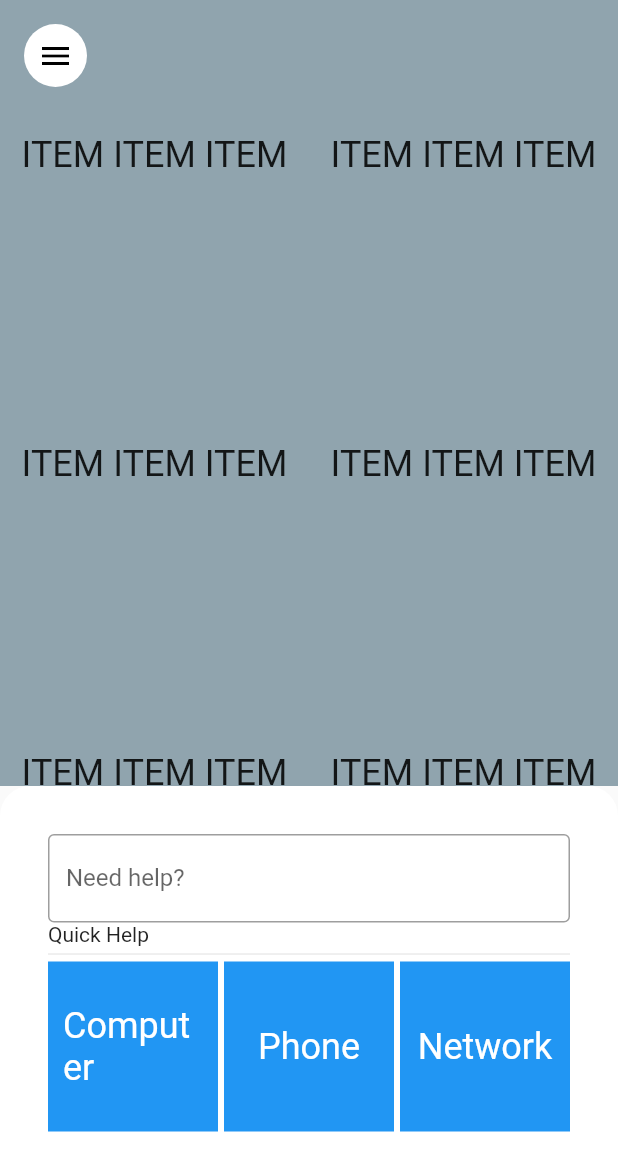
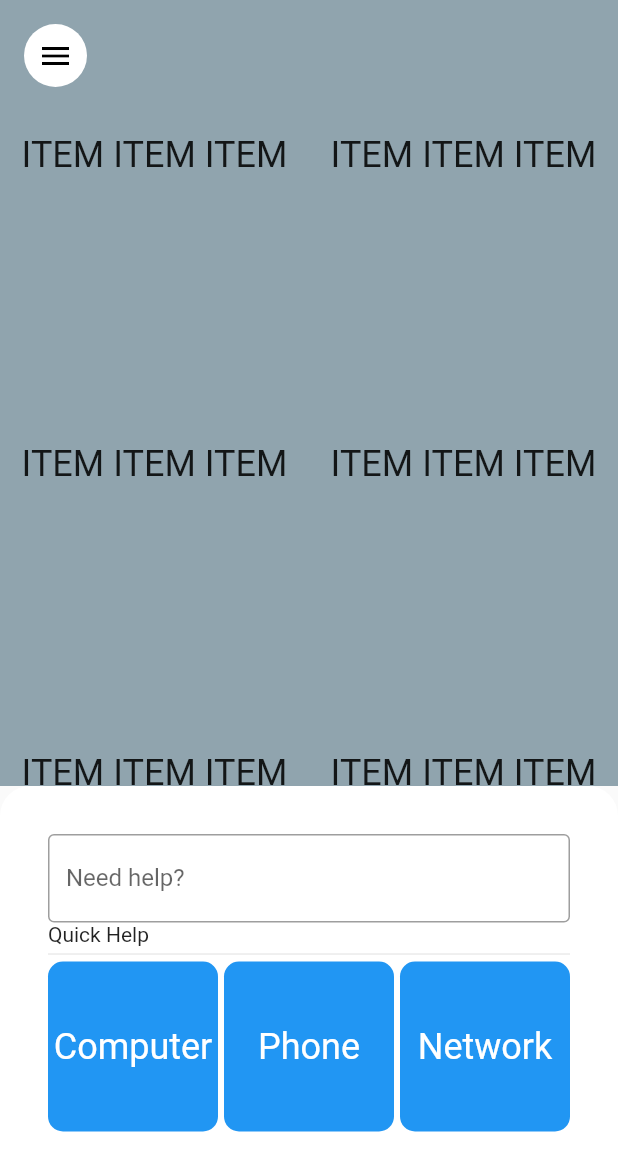
Before and after one commit to TimBibb/Space_Tracker_Flutter, a Flutter app: the screen it shows after launch, on a phone screen of 412 x 824 dp. Shown: the top 1171 px of the screen. Run offline on Flutter 3.47's test engine with Material 2 defaults, Android fonts, the phone set to English and light mode, and no system bars.

Commit message:
ui changes2

```diff
--- a/Space_Tracker/lib/main.dart
+++ b/Space_Tracker/lib/main.dart
@@ -129,10 +129,9 @@ class QuickHelpItem extends StatelessWidget {
   Widget build(BuildContext context) {
     return Container (
 			decoration: BoxDecoration(
-    		borderRadius: BorderRadius.circular(10.0)
+    		borderRadius: BorderRadius.circular(10.0),
+				color: Colors.blue,
     	),
-    	padding: const EdgeInsets.all(10),
-			color: Colors.blue,
     	child: Align(
     		alignment: Alignment.center,
     		child: Text(title, style: TextStyle(fontSize: 24, color: Colors.white)),
```
